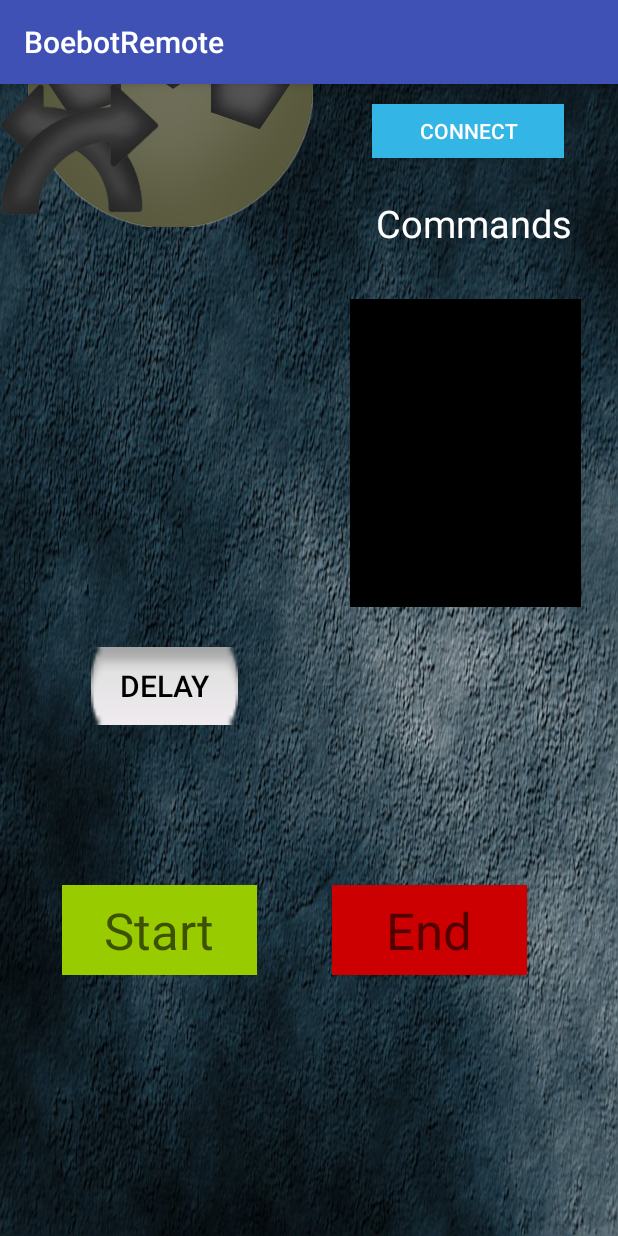
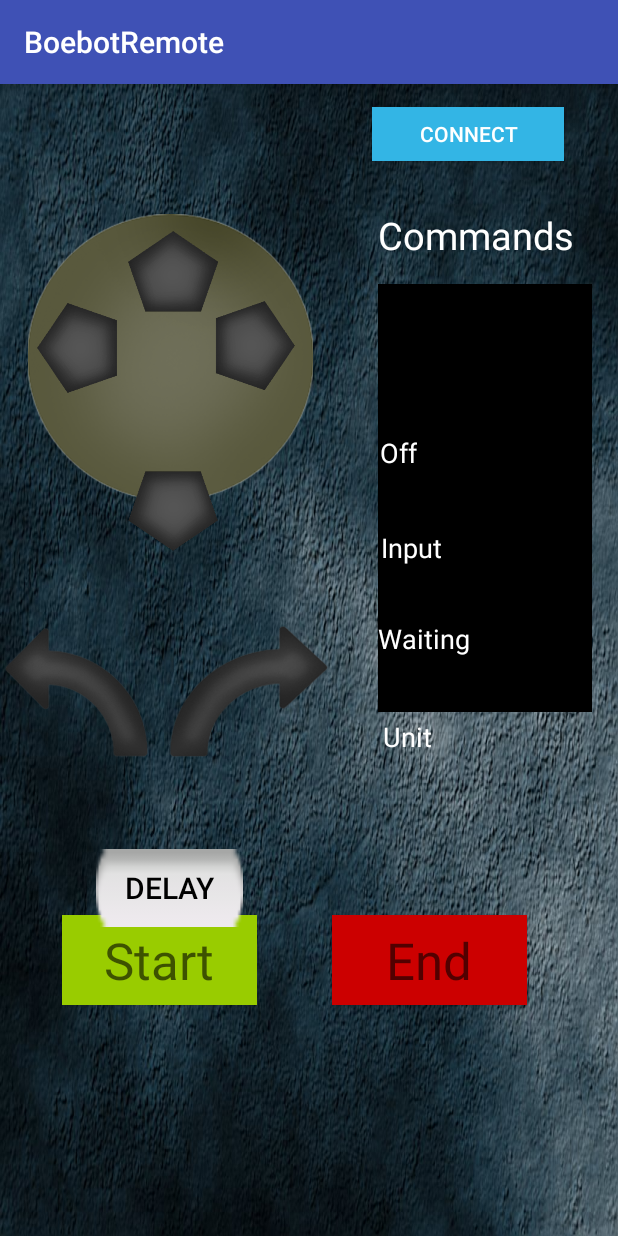
Before and after one commit to rpazda/SIGBED-Remote_BOE-BOT, an Android app: the screen it shows after launch (MainActivity), on a phone screen of 412 x 824 dp. Run offline under Robolectric (Android 15) with nearby library versions, the phone set to English and light mode, and no system bars.

Commit message:
fixed buttons
transmits text changes

```diff
--- a/app/BoebotRemote/app/src/main/java/app/controller/brdgt/com/bobotremote/MainActivity.java
+++ b/app/BoebotRemote/app/src/main/java/app/controller/brdgt/com/bobotremote/MainActivity.java
@@ -4,6 +4,7 @@ import android.support.v7.app.AppCompatActivity;
 import android.os.Bundle;
 import android.widget.Button;
 import android.view.View;
+import android.widget.TextView;
 
 public class MainActivity extends AppCompatActivity {
 
@@ -12,73 +13,84 @@ public class MainActivity extends AppCompatActivity {
         super.onCreate(savedInstanceState);
         setContentView(R.layout.activity_main);
 
-        final Button start = (Button) findViewById(R.id.start_button);
+        final TextView transmit = (TextView) findViewById(R.id.input_output);
+
+        Button start = (Button) findViewById(R.id.start_button);
         start.setOnClickListener(new View.OnClickListener() {
-            public void onClick(View v) {
-                System.out.println("Begin Instructions");
+            public void onClick(View view) {
+                // tells user that the machine can accept commands now
+                transmit.setText("Intaking");
             }
         });
 
-        final Button end = (Button) findViewById(R.id.end_button);
+        Button end = (Button) findViewById(R.id.end_button);
         end.setOnClickListener(new View.OnClickListener() {
-            public void onClick(View v) {
-                System.out.println("Stop Instructions");
+            public void onClick(View view) {
+                transmit.setText("Outputting");
             }
         });
 
-        final Button up = (Button) findViewById(R.id.up);
+        final TextView command_print = (TextView) findViewById(R.id.command_printer);
+
+        Button up = (Button) findViewById(R.id.up);
         up.setOnClickListener(new View.OnClickListener() {
-            public void onClick(View v) {
-                System.out.println("Forward");
+            public void onClick(View view) {
+                command_print.setText("Forward");
             }
         });
 
-        final Button left = (Button) findViewById(R.id.left_arrow);
+        Button left = (Button) findViewById(R.id.left_arrow);
         left.setOnClickListener(new View.OnClickListener() {
-            public void onClick(View v) {
-                System.out.println("Left");
+            public void onClick(View view) {
+                command_print.setText("Left");
             }
         });
 
-        final Button right = (Button) findViewById(R.id.right_arrow);
+        Button right = (Button) findViewById(R.id.right_arrow);
         right.setOnClickListener(new View.OnClickListener() {
-            public void onClick(View v) {
-                System.out.println("Right");
+            public void onClick(View view) {
+                command_print.setText("Right");
             }
         });
 
-        final Button down = (Button) findViewById(R.id.down_arrow);
+        Button down = (Button) findViewById(R.id.down_arrow);
         down.setOnClickListener(new View.OnClickListener() {
-            public void onClick(View v) {
-                System.out.println("Back");
+            public void onClick(View view) {
+                command_print.setText("Back");
             }
         });
 
-        final Button delay = (Button) findViewById(R.id.delay);
+        Button delay = (Button) findViewById(R.id.delay);
         delay.setOnClickListener(new View.OnClickListener() {
-            public void onClick(View v) {
-                System.out.println("Delay");
+            public void onClick(View view) {
+                command_print.setText("Delay");
             }
         });
 
-        final Button leftTurn = (Button) findViewById(R.id.turn_left);
+        Button leftTurn = (Button) findViewById(R.id.turn_left);
         leftTurn.setOnClickListener(new View.OnClickListener() {
-            public void onClick(View v) {
-                System.out.println("Turn Left");
+            public void onClick(View view) {
+                command_print.setText("Turn Left");
             }
         });
 
-        final Button rightTurn = (Button) findViewById(R.id.turn_right);
+        Button rightTurn = (Button) findViewById(R.id.turn_right);
         rightTurn.setOnClickListener(new View.OnClickListener() {
-            public void onClick(View v) {
-                System.out.println("Turn Right");
+            public void onClick(View view) {
+                command_print.setText("Turn Right");
             }
         });
 
-        final Button connect = (Button) findViewById(R.id.connector);
-        connect.setOnClickListener(new View.OnClickListener() {
-            public void onClick(View v) {
-                System.out.println("Connected");
+        final TextView connect = (TextView) findViewById(R.id.power);
+
+        Button connection = (Button) findViewById(R.id.connector);
+        connection.setOnClickListener(new View.OnClickListener() {
+            @Override
+            public void onClick(View view)
+            {
+                // establishes connection with bluetooth
+                // makes sure the boebot is on
+                connect.setText("On");
             }
         });
     }
--- a/app/BoebotRemote/app/src/main/res/layout/activity_main.xml
+++ b/app/BoebotRemote/app/src/main/res/layout/activity_main.xml
@@ -77,7 +77,8 @@
         app:layout_constraintLeft_toLeftOf="parent"
         android:layout_marginRight="8dp"
         app:layout_constraintRight_toRightOf="parent"
-        app:layout_constraintHorizontal_bias="0.04" />
+        app:layout_constraintHorizontal_bias="0.04"
+        android:contentDescription="@string/circle" />
 
     <Button
         android:id="@+id/up"
@@ -100,7 +101,6 @@
         android:layout_width="56dp"
         android:layout_height="60dp"
         android:background="@drawable/left"
-        app:layout_constraintBottom_toBottomOf="@+id/right_arrow"
         android:layout_marginBottom="8dp"
         app:layout_constraintTop_toTopOf="parent"
         android:layout_marginTop="8dp"
@@ -108,8 +108,9 @@
         app:layout_constraintLeft_toLeftOf="parent"
         android:layout_marginRight="8dp"
         app:layout_constraintRight_toRightOf="@+id/down_arrow"
-        app:layout_constraintHorizontal_bias="0.268"
-        app:layout_constraintVertical_bias="1.0" />
+        app:layout_constraintHorizontal_bias="0.223"
+        app:layout_constraintVertical_bias="0.482"
+        app:layout_constraintBottom_toTopOf="@+id/turn_left" />
 
     <Button
         android:id="@+id/right_arrow"
@@ -120,11 +121,12 @@
         android:layout_marginLeft="8dp"
         android:layout_marginRight="8dp"
         app:layout_constraintRight_toRightOf="@+id/circle"
-        app:layout_constraintHorizontal_bias="0.821"
+        app:layout_constraintHorizontal_bias="0.881"
         app:layout_constraintTop_toTopOf="parent"
         android:layout_marginTop="8dp"
         android:layout_marginBottom="8dp"
-        app:layout_constraintBottom_toTopOf="@+id/turn_right" />
+        app:layout_constraintBottom_toTopOf="@+id/turn_right"
+        app:layout_constraintVertical_bias="0.48000002" />
 
     <Button
         android:id="@+id/down_arrow"
@@ -134,7 +136,7 @@
         android:layout_marginTop="8dp"
         android:layout_marginBottom="8dp"
         app:layout_constraintVertical_bias="0.854"
-        app:layout_constraintBottom_toTopOf="@+id/turn_left"
+        app:layout_constraintBottom_toTopOf="@+id/turn_right"
         app:layout_constraintTop_toTopOf="parent"
         android:layout_marginLeft="8dp"
         app:layout_constraintLeft_toLeftOf="parent"
@@ -152,33 +154,45 @@
         android:textSize="20sp"
         android:textColor="@android:color/black"
         android:layout_marginBottom="8dp"
-        app:layout_constraintBottom_toTopOf="@+id/start_button"
         android:layout_marginTop="8dp"
         app:layout_constraintTop_toBottomOf="@+id/down_arrow"
-        app:layout_constraintVertical_bias="0.786"
+        app:layout_constraintVertical_bias="0.49"
         app:layout_constraintRight_toLeftOf="@+id/imageView"
         android:layout_marginRight="8dp"
         android:layout_marginLeft="8dp"
         app:layout_constraintLeft_toLeftOf="parent"
-        app:layout_constraintHorizontal_bias="0.44" />
+        app:layout_constraintHorizontal_bias="0.44"
+        app:layout_constraintBottom_toBottomOf="parent" />
 
     <Button
         android:id="@+id/turn_left"
         android:layout_width="95dp"
         android:layout_height="96dp"
         android:background="@drawable/left_turn"
-        tools:layout_editor_absoluteY="223dp"
-        tools:layout_editor_absoluteX="4dp"
         app:layout_constraintLeft_toLeftOf="parent"
-        app:layout_constraintHorizontal_bias="0.44"/>
+        app:layout_constraintTop_toTopOf="parent"
+        android:layout_marginTop="8dp"
+        app:layout_constraintBottom_toBottomOf="parent"
+        android:layout_marginBottom="8dp"
+        app:layout_constraintVertical_bias="0.541"
+        app:layout_constraintRight_toRightOf="parent"
+        app:layout_constraintHorizontal_bias="0.01" />
 
     <Button
         android:id="@+id/turn_right"
         android:layout_width="106dp"
         android:layout_height="98dp"
         android:background="@drawable/right_turn"
-        tools:layout_editor_absoluteY="223dp"
-        tools:layout_editor_absoluteX="103dp" />
+        app:layout_constraintBottom_toBottomOf="parent"
+        android:layout_marginBottom="8dp"
+        app:layout_constraintTop_toTopOf="parent"
+        android:layout_marginTop="8dp"
+        app:layout_constraintVertical_bias="0.53999996"
+        android:layout_marginRight="8dp"
+        app:layout_constraintRight_toRightOf="parent"
+        android:layout_marginLeft="8dp"
+        app:layout_constraintLeft_toLeftOf="parent"
+        app:layout_constraintHorizontal_bias="0.36" />
 
     <Button
         android:id="@+id/connector"
@@ -199,16 +213,88 @@
 
     <ImageView
         android:id="@+id/imageView"
-        android:layout_width="154dp"
-        android:layout_height="271dp"
+        android:layout_width="162dp"
+        android:layout_height="285dp"
         app:srcCompat="@drawable/output_screen"
         android:layout_marginRight="8dp"
         app:layout_constraintRight_toRightOf="parent"
         android:layout_marginLeft="8dp"
         app:layout_constraintLeft_toLeftOf="@+id/turn_right"
-        app:layout_constraintHorizontal_bias="0.93"
-        android:layout_marginTop="0dp"
-        app:layout_constraintTop_toBottomOf="@+id/commands" />
+        app:layout_constraintHorizontal_bias="1.0"
+        android:layout_marginTop="15dp"
+        app:layout_constraintTop_toBottomOf="@+id/commands"
+        android:contentDescription="@string/output_screen" />
 
+    <TextView
+        android:id="@+id/power"
+        android:layout_width="wrap_content"
+        android:layout_height="wrap_content"
+        android:text="@string/off"
+        android:textColor="@android:color/background_light"
+        android:textSize="18sp"
+        android:layout_marginRight="8dp"
+        app:layout_constraintRight_toRightOf="parent"
+        android:layout_marginLeft="8dp"
+        app:layout_constraintLeft_toLeftOf="parent"
+        app:layout_constraintHorizontal_bias="0.661"
+        app:layout_constraintTop_toTopOf="parent"
+        android:layout_marginTop="8dp"
+        app:layout_constraintBottom_toBottomOf="parent"
+        android:layout_marginBottom="8dp"
+        app:layout_constraintVertical_bias="0.31" />
+
+    <TextView
+        android:id="@+id/input_output"
+        android:layout_width="wrap_content"
+        android:layout_height="wrap_content"
+        android:text="@string/input"
+        android:textColor="@android:color/background_light"
+        android:textSize="18sp"
+        android:layout_marginTop="8dp"
+        app:layout_constraintTop_toBottomOf="@+id/power"
+        android:layout_marginBottom="8dp"
+        app:layout_constraintBottom_toTopOf="@+id/command_printer"
+        android:layout_marginRight="8dp"
+        app:layout_constraintRight_toRightOf="parent"
+        android:layout_marginLeft="8dp"
+        app:layout_constraintLeft_toLeftOf="parent"
+        app:layout_constraintHorizontal_bias="0.692"
+        app:layout_constraintVertical_bias="0.52" />
+
+    <TextView
+        android:id="@+id/command_printer"
+        android:layout_width="wrap_content"
+        android:layout_height="wrap_content"
+        android:text="@string/awaitingCommand"
+        android:textColor="@android:color/background_light"
+        android:textSize="18sp"
+        android:layout_marginRight="8dp"
+        app:layout_constraintRight_toRightOf="parent"
+        android:layout_marginLeft="8dp"
+        app:layout_constraintLeft_toLeftOf="parent"
+        app:layout_constraintHorizontal_bias="0.73"
+        app:layout_constraintBottom_toBottomOf="parent"
+        android:layout_marginBottom="8dp"
+        app:layout_constraintTop_toTopOf="parent"
+        android:layout_marginTop="8dp"
+        app:layout_constraintVertical_bias="0.48000002" />
+
+    <TextView
+        android:id="@+id/command_character"
+        android:layout_width="wrap_content"
+        android:layout_height="wrap_content"
+        android:text="@string/unit"
+        android:textColor="@android:color/background_light"
+        android:textSize="18sp"
+        android:layout_marginRight="8dp"
+        app:layout_constraintRight_toRightOf="parent"
+        android:layout_marginLeft="8dp"
+        app:layout_constraintLeft_toLeftOf="parent"
+        app:layout_constraintHorizontal_bias="0.68"
+        app:layout_constraintTop_toTopOf="parent"
+        android:layout_marginTop="8dp"
+        app:layout_constraintBottom_toBottomOf="parent"
+        android:layout_marginBottom="8dp"
+        app:layout_constraintVertical_bias="0.57" />
 
 </android.support.constraint.ConstraintLayout>
--- a/app/BoebotRemote/app/src/main/res/values/strings.xml
+++ b/app/BoebotRemote/app/src/main/res/values/strings.xml
@@ -5,5 +5,12 @@
     <string name="end">End</string>
     <string name="delay">Delay</string>
     <string name="connect">Connect</string>
+    <string name="circle">Circle</string>
+    <string name="output_screen">OutputScreen</string>
+    <string name="empty">Empty</string>
+    <string name="off">Off</string>
+    <string name="input">Input</string>
+    <string name="awaitingCommand">Waiting</string>
+    <string name="unit">Unit</string>
 
 </resources>
```
Also changed, not shown: app/BoebotRemote/app/build.gradle (+10 -0 lines), app/BoebotRemote/app/src/main/res/drawable/output_screen.png.
